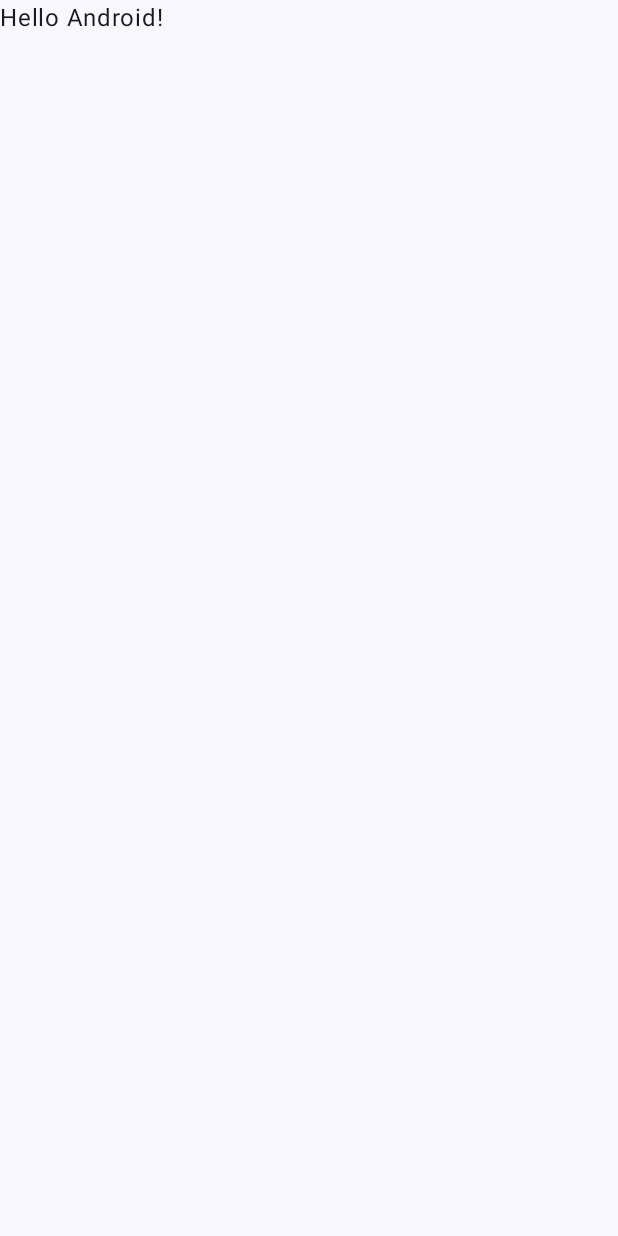
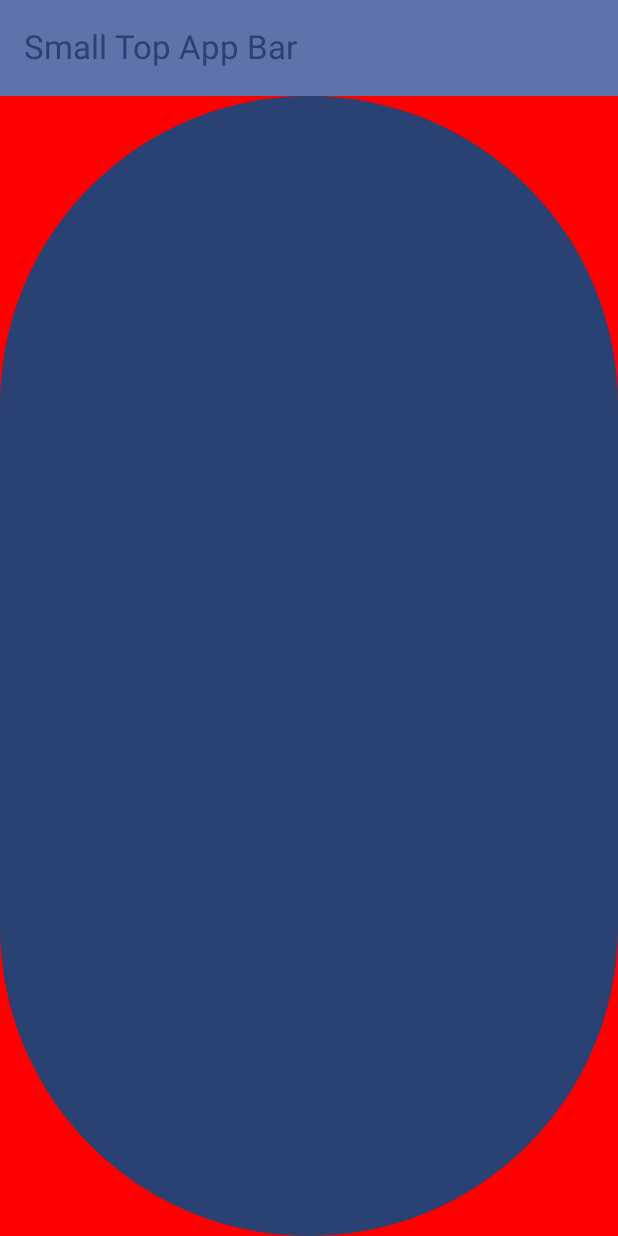
Before and after one commit to Sidd0OP/PolaCam, an Android app built with Jetpack Compose: the screen it shows after launch (MainActivity), on a phone screen of 412 x 824 dp. Before the commit the screen is almost empty. Run offline under Robolectric (Android 15) with nearby library versions, the phone set to English and light mode, and no system bars.

Commit message:
Project setup

```diff
--- a/app/src/main/java/com/app/polacam/MainActivity.kt
+++ b/app/src/main/java/com/app/polacam/MainActivity.kt
@@ -1,34 +1,98 @@
 package com.app.polacam
 
+import android.content.res.Resources.Theme
 import android.os.Bundle
 import androidx.activity.ComponentActivity
 import androidx.activity.compose.setContent
 import androidx.activity.enableEdgeToEdge
+import androidx.compose.foundation.background
+import androidx.compose.foundation.layout.Box
 import androidx.compose.foundation.layout.fillMaxSize
 import androidx.compose.foundation.layout.padding
+import androidx.compose.material3.BottomAppBar
+import androidx.compose.material3.Button
+import androidx.compose.material3.ExperimentalMaterial3Api
+import androidx.compose.material3.MaterialTheme
 import androidx.compose.material3.Scaffold
 import androidx.compose.material3.Text
+import androidx.compose.material3.TopAppBar
+import androidx.compose.material3.TopAppBarColors
+import androidx.compose.material3.TopAppBarDefaults
+import androidx.compose.material3.TopAppBarScrollBehavior
 import androidx.compose.runtime.Composable
+import androidx.compose.ui.Alignment
 import androidx.compose.ui.Modifier
+import androidx.compose.ui.graphics.Color
 import androidx.compose.ui.tooling.preview.Preview
 import com.app.polacam.ui.theme.PolaCamTheme
 
 class MainActivity : ComponentActivity() {
+
+
+
+    var count :Int = 5;
+
+    @OptIn(ExperimentalMaterial3Api::class)
     override fun onCreate(savedInstanceState: Bundle?) {
         super.onCreate(savedInstanceState)
         enableEdgeToEdge()
         setContent {
             PolaCamTheme {
-                Scaffold(modifier = Modifier.fillMaxSize()) { innerPadding ->
-                    Greeting(
-                        name = "Android",
-                        modifier = Modifier.padding(innerPadding)
-                    )
+                Scaffold(
+                    modifier = Modifier.fillMaxSize(),
+                    topBar = {
+                        TopAppBar(
+
+                            title = {
+                                Text("Small Top App Bar")
+                            },
+                            colors = TopAppBarDefaults.topAppBarColors(
+                                containerColor = MaterialTheme.colorScheme.primaryContainer,
+                                titleContentColor = MaterialTheme.colorScheme.primary,
+                            )
+                        )
+                    },
+//                    bottomBar = {
+//                        BottomAppBar(
+//                            containerColor = MaterialTheme.colorScheme.tertiaryContainer,
+//                            contentColor = MaterialTheme.colorScheme.tertiary,
+//                        )
+//                    }
+
+                ) { innerPadding ->
+
+                    Box(
+                        modifier =  Modifier
+                                   .padding(innerPadding)
+                                   .fillMaxSize()
+                                   .background(color = MaterialTheme.colorScheme.background),
+
+                        contentAlignment = Alignment.Center
+
+
+                    ){
+                        Greeting(
+                            name = "Android",
+                            modifier = Modifier.padding(innerPadding)
+                        );
+                        Back()
+                    }
+
+
                 }
             }
         }
     }
 }
+
+
+fun increment(activity: MainActivity) :Int?{
+
+
+    activity.count++;
+    return null;
+}
+
 
 @Composable
 fun Greeting(name: String, modifier: Modifier = Modifier) {
@@ -38,6 +102,26 @@ fun Greeting(name: String, modifier: Modifier = Modifier) {
     )
 }
 
+
+
+@Composable
+fun Back()
+{
+    Button(
+
+
+        onClick = { increment(MainActivity()) },
+        modifier =  Modifier
+                    .fillMaxSize()
+                    .background(color = Color.Red),
+
+
+    ) { }
+}
+
+
+
+
 @Preview(showBackground = true)
 @Composable
 fun GreetingPreview() {
@@ -45,3 +129,13 @@ fun GreetingPreview() {
         Greeting("Android")
     }
 }
+
+
+@Preview(showBackground = true)
+@Composable
+fun ButtonPreview(){
+
+    PolaCamTheme {
+        Back()
+    }
+}
```
